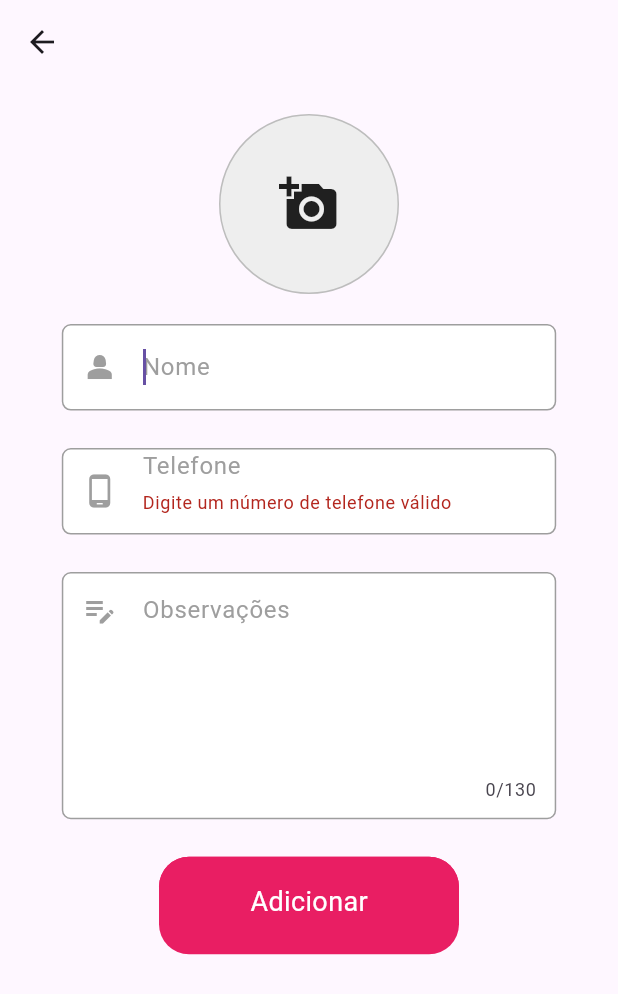
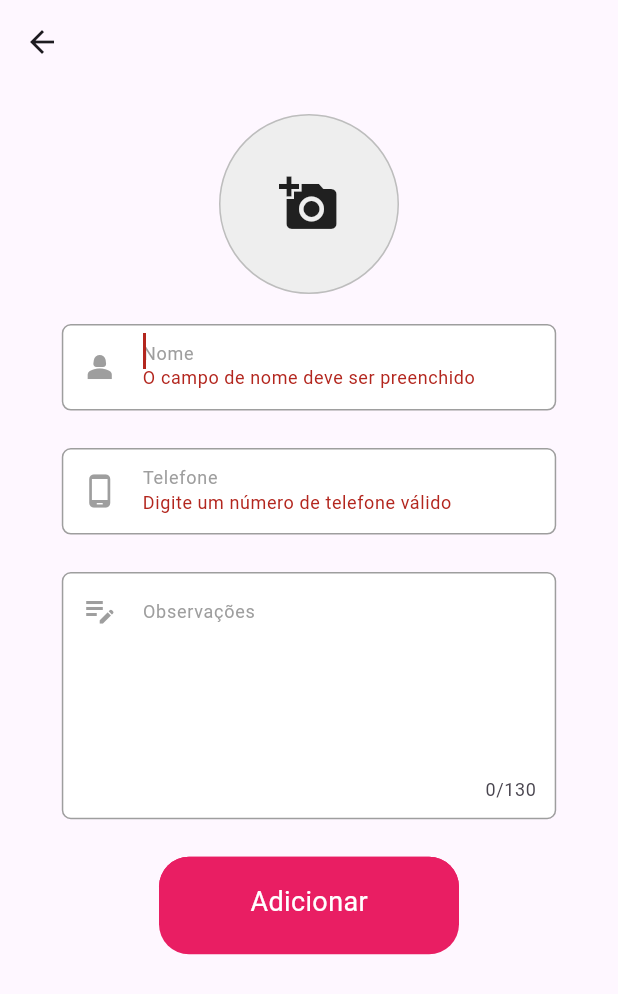
Before and after one commit to Fael123Programming/agendador-bronzeamento-flutter, a Flutter app: the ClientDetails screen opened directly, after a tap on "Adicionar", on a phone screen of 412 x 824 dp. Shown: the top 994 px of the screen. Run offline on Flutter 3.47's test engine with Material 3 defaults, Android fonts, the light colour scheme and no system bars; drawn by our look-alikes of nice_buttons; our stand-ins replace get, grouped_list, hive, image_picker; accounts and stored records are empty.

Commit message:
Fix: half way client register

```diff
--- a/lib/views/clients/screens/client_details.dart
+++ b/lib/views/clients/screens/client_details.dart
@@ -6,40 +6,41 @@ import 'package:agendador_bronzeamento/views/clients/widgets/phone_number_input/
 import 'package:get/get.dart';
 import 'package:nice_buttons/nice_buttons.dart';
 import 'package:agendador_bronzeamento/models/user.dart';
-import 'dart:async';
-
-class HideHintTextController extends GetxController {
-  RxBool hide = false.obs;
-}
+import 'package:agendador_bronzeamento/views/clients/widgets/form_controller.dart';
 
 class ClientDetails extends StatelessWidget {
   // final Map<String, dynamic>? clientData;
   ClientDetails({super.key, this.clientData});
 
   final User? clientData;
-
-  final formKey = GlobalKey<FormState>();
+  // final formKey = GlobalKey<FormState>();
   final nameFieldController = TextEditingController();
   final phoneNumberInputController = TextEditingController();
   final obervationsController = TextEditingController();
-  final FocusNode nameFocusNode = FocusNode(), phoneFocusNode = FocusNode(), observationsFocusNode = FocusNode();
+  final FocusNode nameFocusNode = FocusNode(), observationsFocusNode = FocusNode();
 
   @override
   Widget build(context) {
+    final FormController formController = Get.put(FormController());
+    final TextAreaInputController textAreaController = Get.put(TextAreaInputController(hintText: 'Observações', icon: Icons.edit_note));
+    final PhoneNumberInputController phoneNumberController = Get.put(PhoneNumberInputController(onEditingComplete: () => textAreaController.focusNode.requestFocus()));
+    final NameInputController nameController = Get.put(NameInputController(onEditingComplete: () => phoneNumberController.focusNode.requestFocus()));
     if (clientData == null) {
-      nameFocusNode.requestFocus();
+      nameController.focusNode.requestFocus();
     } else {
-      nameFieldController.text = clientData!.name;
-      phoneNumberInputController.text = clientData!.phoneNumber;
-      obervationsController.text = clientData!.observations;
+      nameController.name.text = clientData!.name;
+      phoneNumberController.phoneNumber.text = clientData!.phoneNumber;
+      textAreaController.textArea.text = clientData!.observations;
     }
-    Get.put(HideHintTextController());
     return PopScope(
       onPopInvoked: (didPop) {
-        nameFocusNode.dispose();
-        phoneFocusNode.dispose();
-        observationsFocusNode.dispose();
-        Get.delete<HideHintTextController>();
+        nameController.focusNode.dispose();
+        phoneNumberController.focusNode.dispose();
+        textAreaController.focusNode.dispose();
+        Get.delete<NameInputController>();
+        Get.delete<PhoneNumberInputController>();
+        Get.delete<TextAreaInputController>();
+        Get.delete<FormController>();
       },
       child: Scaffold(
         appBar: AppBar(),
@@ -49,34 +50,19 @@ class ClientDetails extends StatelessWidget {
             child: Column(
               children: [
                 const ImageInput(width: 120, height: 120),
-                Obx(() =>
                   Form(
-                  key: formKey,
+                  key: formController.formKey,
                   child: Column(
                     children: <Widget>[
-                      NameInput(
-                        controller: nameFieldController,
-                        focusNode: nameFocusNode,
-                        onEditingComplete: () => phoneFocusNode.requestFocus(),
-                      ),
+                      const NameInput(),
                       const SizedBox(
                         height: 25,
                       ),
-                      PhoneNumberInput(
-                        controller: phoneNumberInputController,
-                        focusNode: phoneFocusNode,
-                        onEditingComplete: () =>
-                            observationsFocusNode.requestFocus(),
-                      ),
+                      const PhoneNumberInput(),
                       const SizedBox(
                         height: 25,
                       ),
-                      TextAreaInput(
-                        focusNode: observationsFocusNode,
-                        controller: obervationsController,
-                        hintText: 'Observações',
-                        icon: Icons.edit_note,
-                      ),
+                      const TextAreaInput(),
                       const SizedBox(
                         height: 25,
                       ),
@@ -88,10 +74,18 @@ class ClientDetails extends StatelessWidget {
                         progress: false,
                         gradientOrientation: GradientOrientation.Horizontal,
                         onTap: (finish) {
-                          if (formKey.currentState!.validate()) {
+                          if (formController.formKey.currentState!.validate()) {
                             Get.showSnackbar(
                               const GetSnackBar(
-                                title: 'Cadastrado com sucesso!',
+                                titleText: Center(
+                                  child: Text(
+                                    'Cadastrado com sucesso!',
+                                    style: TextStyle(
+                                      color: Colors.white,
+                                      fontSize: 20
+                                    ),
+                                  ),
+                                ),
                                 messageText: Text(''),
                                 duration: Duration(seconds: 1),
                                 backgroundColor: Color.fromARGB(255, 0, 255, 8),
@@ -100,12 +94,21 @@ class ClientDetails extends StatelessWidget {
                           } else {
                             Get.showSnackbar(
                               const GetSnackBar(
-                                title: 'Preencha os campos corretamente',
+                                titleText: Center(
+                                  child: Text(
+                                    'Preencha os campos corretamente',
+                                    style: TextStyle(
+                                      color: Colors.white,
+                                      fontSize: 20
+                                    ),
+                                  ),
+                                ),
                                 messageText: Text(''),
                                 duration: Duration(seconds: 1),
                                 backgroundColor: Color.fromARGB(255, 255, 17, 0),
                               )
                             );
+                            // formKey.currentState!.reset();
                           }
                         },
                         child: Text(
@@ -119,7 +122,6 @@ class ClientDetails extends StatelessWidget {
                     ],
                   ),
                 )
-              ),
               ],
             ),
           ),
--- /dev/null
+++ b/lib/views/clients/widgets/form_controller.dart
@@ -0,0 +1,6 @@
+import 'package:flutter/material.dart';
+import 'package:get/get.dart';
+
+class FormController extends GetxController {
+  final formKey = GlobalKey<FormState>();
+}
--- a/lib/views/clients/widgets/name_input.dart
+++ b/lib/views/clients/widgets/name_input.dart
@@ -1,31 +1,22 @@
+import 'package:agendador_bronzeamento/views/clients/widgets/form_controller.dart';
 import 'package:flutter/material.dart';
+import 'package:get/get.dart';
 
-class NameInput extends StatefulWidget {
-  final FocusNode? focusNode;
-  final Function()? onEditingComplete;
-  final TextEditingController? controller;
+class NameInputController extends GetxController {
+  final FocusNode focusNode = FocusNode();
+  final TextEditingController name = TextEditingController();
+  Function()? onEditingComplete;
 
-  const NameInput(
-      {Key? key, this.focusNode, this.onEditingComplete, this.controller})
-      : super(key: key);
-
-  @override
-  State<NameInput> createState() => _NameInputState();
+  NameInputController({this.onEditingComplete});
 }
 
-class _NameInputState extends State<NameInput> {
-  final controller = TextEditingController();
-  late TextEditingController textFormFieldController;
-
-  @override
-  void initState() {
-    super.initState();
-    textFormFieldController =
-        widget.controller != null ? widget.controller! : controller;
-  }
+class NameInput extends StatelessWidget {
+  const NameInput({Key? key}) : super(key: key);
 
   @override
   Widget build(BuildContext context) {
+    final FormController formController = Get.find();
+    final NameInputController nameController = Get.find();
     double width = MediaQuery.of(context).size.width;
     double height = MediaQuery.of(context).size.height;
     return Center(
@@ -52,16 +43,24 @@ class _NameInputState extends State<NameInput> {
               ),
               Expanded(
                 child: TextFormField(
-                  onEditingComplete: widget.onEditingComplete,
-                  focusNode: widget.focusNode,
-                  controller: textFormFieldController,
+                  onTap: () => formController.formKey.currentState?.reset(),
+                  onEditingComplete: nameController.onEditingComplete,
+                  focusNode: nameController.focusNode,
+                  controller: nameController.name,
                   // autofocus: true,
                   decoration: const InputDecoration.collapsed(
                     hintText: 'Nome',
                     hintStyle: TextStyle(
                       color: Colors.grey,
+                      fontSize: 12
                     ),
                   ),
+                  validator: (value) {
+                    if (value == null || value.isEmpty) {
+                      return 'O campo de nome deve ser preenchido';
+                    }
+                    return null;
+                  }
                 ),
               ),
             ],
--- a/lib/views/clients/widgets/phone_number_input/phone_number_input.dart
+++ b/lib/views/clients/widgets/phone_number_input/phone_number_input.dart
@@ -1,24 +1,28 @@
+import 'package:agendador_bronzeamento/views/clients/widgets/form_controller.dart';
 import 'package:agendador_bronzeamento/views/clients/widgets/phone_number_input/br_phone_number_formatter.dart';
 import 'package:flutter/material.dart';
 import 'package:flutter/services.dart';
-import '../../../../utils/validator.dart';
+import 'package:agendador_bronzeamento/utils/validator.dart';
+import 'package:get/get.dart';
+
+class PhoneNumberInputController extends GetxController {
+  final TextEditingController phoneNumber = TextEditingController();
+  final FocusNode focusNode = FocusNode();
+  Function()? onEditingComplete;
+
+  PhoneNumberInputController({this.onEditingComplete});
+}
 
 class PhoneNumberInput extends StatelessWidget {
-  final FocusNode? focusNode;
-  final Function()? onEditingComplete;
-  final TextEditingController? controller;
 
   const PhoneNumberInput({
     Key? key,
-    this.focusNode,
-    this.onEditingComplete,
-    this.controller,
   }) : super(key: key);
 
   @override
   Widget build(BuildContext context) {
-    final TextEditingController textFormFieldController =
-        controller != null ? controller! : TextEditingController();
+    final FormController formController = Get.find();
+    final PhoneNumberInputController phoneNumberController = Get.find();
     double width = MediaQuery.of(context).size.width;
     double height = MediaQuery.of(context).size.height;
 
@@ -46,27 +50,29 @@ class PhoneNumberInput extends StatelessWidget {
               ),
               Expanded(
                 child: TextFormField(
-                  onEditingComplete: onEditingComplete,
-                  focusNode: focusNode,
+                  onEditingComplete: phoneNumberController.onEditingComplete,
+                  focusNode: phoneNumberController.focusNode,
                   enableInteractiveSelection: false,
-                  controller: textFormFieldController,
+                  controller: phoneNumberController.phoneNumber,
                   keyboardType: TextInputType.phone,
                   decoration: const InputDecoration.collapsed(
                     hintText: 'Telefone',
                     hintStyle: TextStyle(
                       color: Colors.grey,
+                      fontSize: 12
                     ),
                   ),
                   inputFormatters: <TextInputFormatter>[
                     BrPhoneNumberFormatter()
                   ],
                   onTap: () {
-                    textFormFieldController.selection =
+                    phoneNumberController.phoneNumber.selection =
                         TextSelection.fromPosition(
                       TextPosition(
-                        offset: textFormFieldController.text.length,
+                        offset: phoneNumberController.phoneNumber.text.length,
                       ),
                     );
+                    formController.formKey.currentState?.reset();
                   },
                   validator: (value) => Validator.validatePhoneNumber(value),
                 ),
--- a/lib/views/clients/widgets/text_area_input.dart
+++ b/lib/views/clients/widgets/text_area_input.dart
@@ -1,38 +1,22 @@
 import 'package:flutter/material.dart';
+import 'package:get/get.dart';
 
-class TextAreaInput extends StatefulWidget {
-  final FocusNode? focusNode;
-  final Function()? onEditingComplete;
-  final TextEditingController? controller;
-  final String hintText;
-  final IconData icon;
+class TextAreaInputController extends GetxController {
+  final FocusNode focusNode = FocusNode();
+  Function()? onEditingComplete;
+  final TextEditingController textArea = TextEditingController();
+  String? hintText;
+  IconData? icon;
 
-  const TextAreaInput(
-      {Key? key,
-      this.focusNode,
-      this.onEditingComplete,
-      this.controller,
-      required this.hintText,
-      required this.icon})
-      : super(key: key);
-
-  @override
-  State<TextAreaInput> createState() => _TextAreaInputState();
+  TextAreaInputController({this.hintText, this.icon});
 }
 
-class _TextAreaInputState extends State<TextAreaInput> {
-  final controller = TextEditingController();
-  late TextEditingController textFormFieldController;
-
-  @override
-  void initState() {
-    super.initState();
-    textFormFieldController =
-        widget.controller != null ? widget.controller! : controller;
-  }
+class TextAreaInput extends StatelessWidget {
+  const TextAreaInput({Key? key}) : super(key: key);
 
   @override
   Widget build(BuildContext context) {
+    final TextAreaInputController textAreaController = Get.find();
     double width = MediaQuery.of(context).size.width;
     double height = MediaQuery.of(context).size.height;
     return Container(
@@ -51,7 +35,7 @@ class _TextAreaInputState extends State<TextAreaInput> {
           Column(
             children: [
               Icon(
-                widget.icon,
+                textAreaController.icon,
                 color: Colors.grey,
               ),
             ],
@@ -63,14 +47,15 @@ class _TextAreaInputState extends State<TextAreaInput> {
             child: TextFormField(
               maxLines: 5,
               maxLength: 130,
-              onEditingComplete: widget.onEditingComplete,
-              focusNode: widget.focusNode,
-              controller: textFormFieldController,
+              onEditingComplete: textAreaController.onEditingComplete,
+              focusNode: textAreaController.focusNode,
+              controller: textAreaController.textArea,
               // autofocus: true,
               decoration: InputDecoration.collapsed(
-                hintText: widget.hintText,
+                hintText: textAreaController.hintText,
                 hintStyle: const TextStyle(
                   color: Colors.grey,
+                  fontSize: 12
                 ),
               ),
             ),
```
